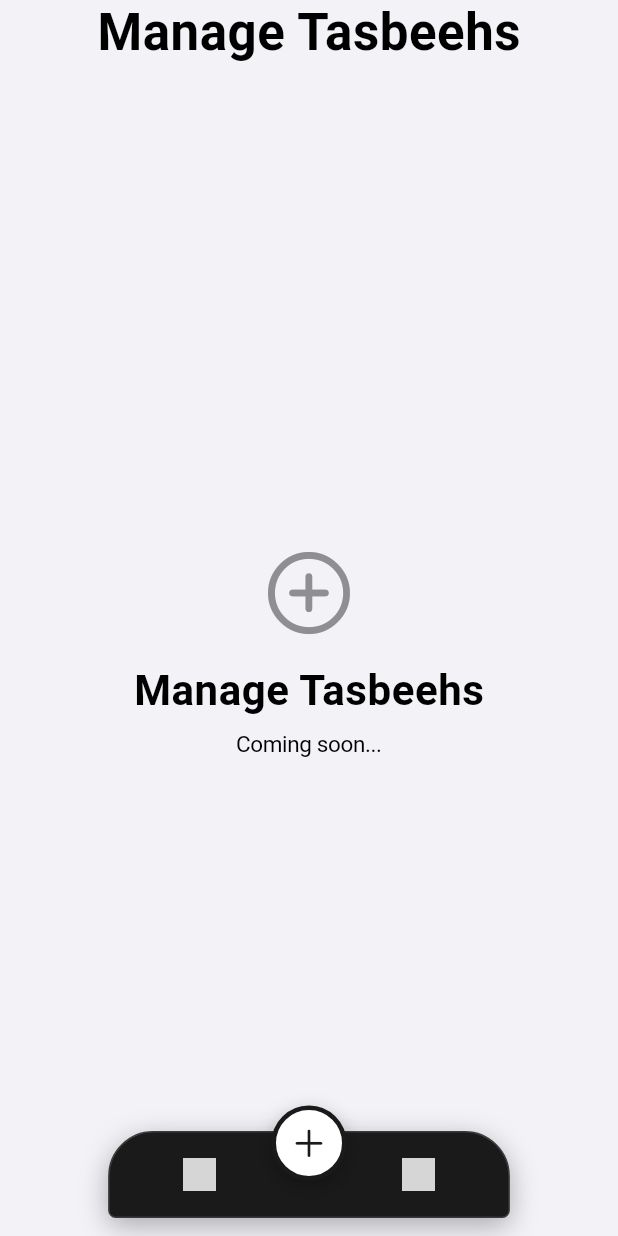
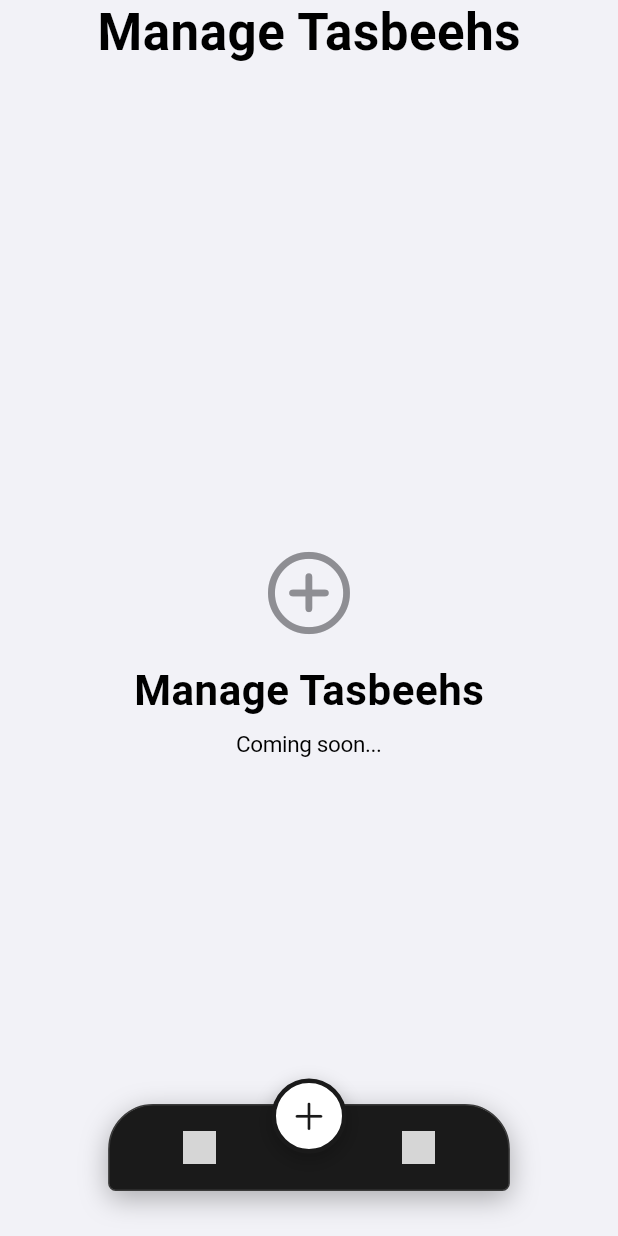
Before and after one commit to ahmed-sufi7/Digital-Tasbeeh, a Flutter app: the screen it shows after launch, after a tap on an icon or button, on a phone screen of 412 x 824 dp. Run offline on Flutter 3.47's test engine with Material 3 defaults, Android fonts, the phone set to English and light mode, and no system bars; our stand-ins replace audioplayers, shared_preferences, sqflite, vibration; accounts and stored records are empty; Roboto replaces fonts that are missing (SF Pro Display); grey boxes are pictures that could not be loaded.

Commit message:
Made the app Full Screen

```diff
--- a/digital_tasbeeh/lib/main.dart
+++ b/digital_tasbeeh/lib/main.dart
@@ -15,7 +15,7 @@ void main() async {
     DeviceOrientation.portraitDown,
   ]);
 
-  // Set system UI overlay style
+  // Set system UI overlay style and enable full screen mode
   SystemChrome.setSystemUIOverlayStyle(
     const SystemUiOverlayStyle(
       statusBarColor: CupertinoColors.transparent,
@@ -24,6 +24,12 @@ void main() async {
       systemNavigationBarColor: CupertinoColors.transparent,
       systemNavigationBarIconBrightness: Brightness.dark,
     ),
+  );
+
+  // Hide system navigation bar for full screen experience
+  SystemChrome.setEnabledSystemUIMode(
+    SystemUiMode.immersiveSticky,
+    overlays: [SystemUiOverlay.top], // Keep status bar, hide navigation bar
   );
 
   runApp(const DigitalTasbeehApp());
--- a/digital_tasbeeh/lib/widgets/floating_navigation_bar.dart
+++ b/digital_tasbeeh/lib/widgets/floating_navigation_bar.dart
@@ -23,10 +23,9 @@ class FloatingNavigationBar extends StatelessWidget {
     const barHeight = 58.0;
     const totalHeight = 75.0;
 
-    // Get the bottom safe area to account for system navigation
-    final bottomSafeArea = MediaQuery.of(context).viewPadding.bottom;
-    // Always maintain 12px distance from system navigation bar
-    final bottomPosition = bottomSafeArea + 12.0;
+    // Since we're in full screen mode, position from bottom edge
+    // Use a fixed distance from bottom edge for consistent positioning
+    const bottomPosition = 30.0;
 
     return Positioned(
       bottom: bottomPosition,
```
